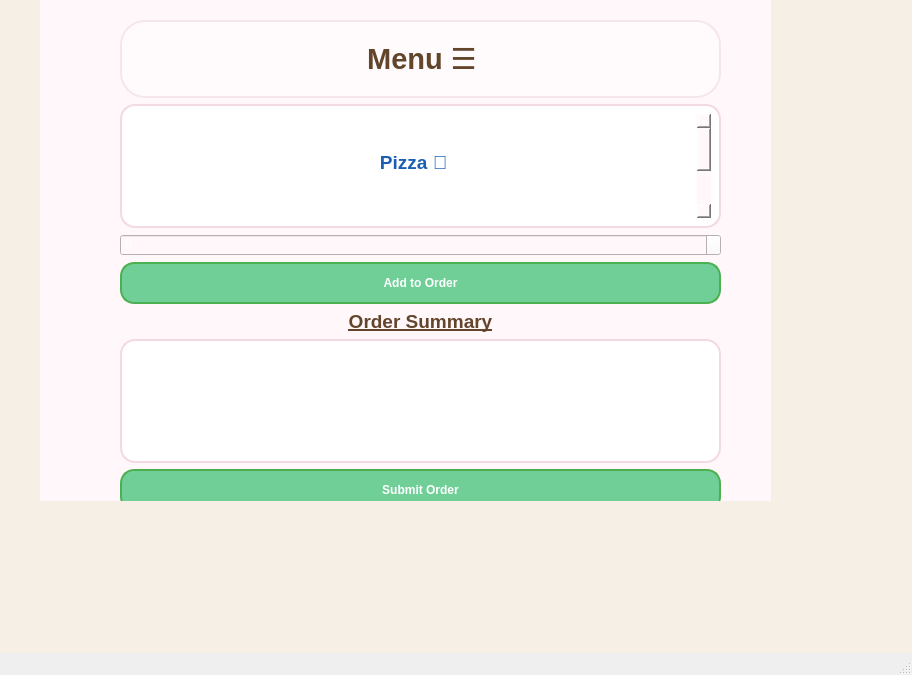
This is RestaurantOrderingSystem/mainwindow.ui in zeinaswiedan/Restaurant-Ordering-System as Qt 5 draws it before an edit. The edited form follows.
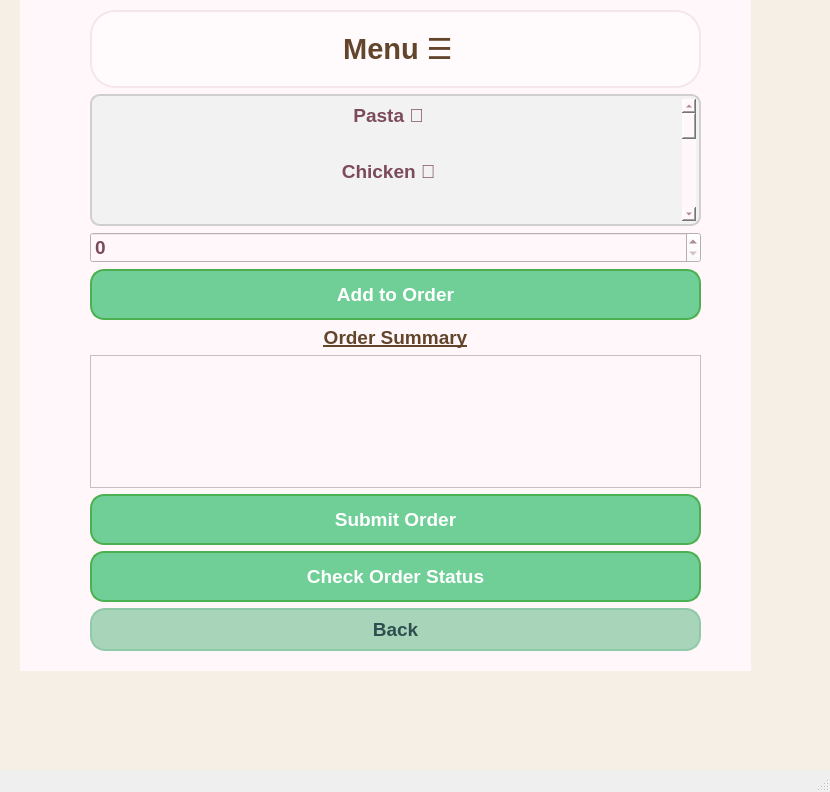
This is the edited form. The open tabs and pages were chosen to show the change.

Commit message: Haya's GUI Checkpoint

Diff of the .ui file:
```diff
--- a/RestaurantOrderingSystem/mainwindow.ui
+++ b/RestaurantOrderingSystem/mainwindow.ui
@@ -6,8 +6,8 @@
    <rect>
     <x>0</x>
     <y>0</y>
-    <width>912</width>
-    <height>675</height>
+    <width>830</width>
+    <height>792</height>
    </rect>
   </property>
   <property name="windowTitle">
@@ -34,14 +34,20 @@
    <widget class="QStackedWidget" name="stackedWidget">
     <property name="geometry">
      <rect>
-      <x>40</x>
+      <x>20</x>
       <y>0</y>
       <width>731</width>
-      <height>501</height>
+      <height>671</height>
      </rect>
     </property>
+    <property name="autoFillBackground">
+     <bool>false</bool>
+    </property>
     <property name="styleSheet">
-     <string notr="true">color: rgb(255, 255, 255);</string>
+     <string notr="true">color: #7b4b5a;
+font-size: 14pt;
+font-weight: bold;
+</string>
     </property>
     <property name="currentIndex">
      <number>2</number>
@@ -194,10 +200,10 @@
      <widget class="QWidget" name="verticalLayoutWidget_2">
       <property name="geometry">
        <rect>
-        <x>80</x>
-        <y>20</y>
-        <width>601</width>
-        <height>491</height>
+        <x>70</x>
+        <y>10</y>
+        <width>611</width>
+        <height>641</height>
        </rect>
       </property>
       <layout class="QVBoxLayout" name="verticalLayout_3">
@@ -218,98 +224,160 @@
         </widget>
        </item>
        <item>
-        <widget class="QListWidget" name="listWidget">
+        <widget class="QListWidget" name="menuListWidget">
+         <property name="toolTipDuration">
+          <number>1</number>
+         </property>
+         <property name="layoutDirection">
+          <enum>Qt::LeftToRight</enum>
+         </property>
          <property name="styleSheet">
           <string notr="true">QListWidget {
-    background-color: white;
-    border: 2px solid #f3d9e3;
-    border-radius: 15px;
-    padding: 8px;
+    background-color: #F2F2F2;   /* light grey */
+    border: 2px solid #CFCFCF;   /* subtle border */
+    border-radius: 10px;
+    padding: 3px;                /* less outer spacing */
 }
 
+QListWidget::item {
+    text-align: center;
+    padding: 4px;                /* reduced spacing between items */
+    margin: 1px;                 /* minimal gap */
+    font-size: 14px;
+    border-radius: 6px;
+}
+
 QListWidget::item:selected {
-    background-color: #fce4ec;
-    color: #7b4b5a;
+    background-color: #7CFFB2;   /* bright green (matches your theme) */
+    color: black;
+}
+
+QListWidget::item:hover {
+    background-color: #DFF5E3;   /* soft hover */
 }</string>
          </property>
+         <property name="autoScrollMargin">
+          <number>12</number>
+         </property>
+         <property name="selectionBehavior">
+          <enum>QAbstractItemView::SelectItems</enum>
+         </property>
+         <property name="resizeMode">
+          <enum>QListView::Adjust</enum>
+         </property>
+         <property name="itemAlignment">
+          <set>Qt::AlignCenter</set>
+         </property>
          <item>
           <property name="text">
-           <string>Burgers  🍔</string>
+           <string>Pasta 🍝
+</string>
           </property>
           <property name="font">
            <font>
             <pointsize>14</pointsize>
-            <bold>true</bold>
            </font>
           </property>
           <property name="textAlignment">
            <set>AlignCenter</set>
           </property>
-          <property name="foreground">
-           <brush brushstyle="NoBrush">
-            <color alpha="255">
-             <red>26</red>
-             <green>95</green>
-             <blue>180</blue>
-            </color>
-           </brush>
+         </item>
+         <item>
+          <property name="text">
+           <string>Chicken 🍗
+</string>
           </property>
+          <property name="font">
+           <font>
+            <pointsize>14</pointsize>
+           </font>
+          </property>
+          <property name="textAlignment">
+           <set>AlignCenter</set>
+          </property>
          </item>
          <item>
           <property name="text">
-           <string/>
+           <string>Fish 🐟
+</string>
           </property>
+          <property name="font">
+           <font>
+            <pointsize>14</pointsize>
+           </font>
+          </property>
+          <property name="textAlignment">
+           <set>AlignCenter</set>
+          </property>
          </item>
          <item>
           <property name="text">
-           <string>Pizza 🍕</string>
+           <string>Meat 🥩
+</string>
           </property>
           <property name="font">
            <font>
             <pointsize>14</pointsize>
-            <bold>true</bold>
            </font>
           </property>
           <property name="textAlignment">
            <set>AlignCenter</set>
           </property>
-          <property name="foreground">
-           <brush brushstyle="Dense1Pattern">
-            <color alpha="255">
-             <red>26</red>
-             <green>95</green>
-             <blue>180</blue>
-            </color>
-           </brush>
+         </item>
+         <item>
+          <property name="text">
+           <string>Shawerma 🌯
+</string>
           </property>
+          <property name="font">
+           <font>
+            <pointsize>14</pointsize>
+           </font>
+          </property>
+          <property name="textAlignment">
+           <set>AlignCenter</set>
+          </property>
          </item>
          <item>
           <property name="text">
-           <string/>
+           <string>Fries 🍟
+</string>
           </property>
+          <property name="font">
+           <font>
+            <pointsize>14</pointsize>
+           </font>
+          </property>
+          <property name="textAlignment">
+           <set>AlignCenter</set>
+          </property>
          </item>
          <item>
           <property name="text">
-           <string>Noodles 🍜</string>
+           <string>Salad 🥗
+</string>
           </property>
           <property name="font">
            <font>
             <pointsize>14</pointsize>
-            <bold>true</bold>
            </font>
           </property>
           <property name="textAlignment">
            <set>AlignCenter</set>
           </property>
-          <property name="foreground">
-           <brush brushstyle="NoBrush">
-            <color alpha="255">
-             <red>26</red>
-             <green>95</green>
-             <blue>180</blue>
-            </color>
-           </brush>
+         </item>
+         <item>
+          <property name="text">
+           <string>Soda 🥤</string>
           </property>
+          <property name="font">
+           <font>
+            <pointsize>14</pointsize>
+           </font>
+          </property>
+          <property name="textAlignment">
+           <set>AlignCenter</set>
+          </property>
          </item>
          <item>
           <property name="text">
@@ -318,27 +386,60 @@
          </item>
          <item>
           <property name="text">
-           <string>Cake 🍰</string>
+           <string>Burger 🍔
+</string>
           </property>
           <property name="font">
            <font>
             <pointsize>14</pointsize>
-            <bold>true</bold>
            </font>
           </property>
           <property name="textAlignment">
            <set>AlignCenter</set>
           </property>
-          <property name="foreground">
-           <brush brushstyle="NoBrush">
-            <color alpha="255">
-             <red>26</red>
-             <green>95</green>
-             <blue>180</blue>
-            </color>
-           </brush>
+         </item>
+         <item>
+          <property name="text">
+           <string>Pizza 🍕
+</string>
           </property>
+          <property name="font">
+           <font>
+            <pointsize>14</pointsize>
+           </font>
+          </property>
+          <property name="textAlignment">
+           <set>AlignCenter</set>
+          </property>
          </item>
+         <item>
+          <property name="text">
+           <string>Noodles 🍜
+</string>
+          </property>
+          <property name="font">
+           <font>
+            <pointsize>14</pointsize>
+           </font>
+          </property>
+          <property name="textAlignment">
+           <set>AlignCenter</set>
+          </property>
+         </item>
+         <item>
+          <property name="text">
+           <string>Cake 🍰
+</string>
+          </property>
+          <property name="font">
+           <font>
+            <pointsize>14</pointsize>
+           </font>
+          </property>
+          <property name="textAlignment">
+           <set>AlignCenter</set>
+          </property>
+         </item>
         </widget>
        </item>
        <item>
@@ -393,10 +494,7 @@
         <widget class="QTextEdit" name="textEdit">
          <property name="styleSheet">
           <string notr="true">QTextEdit {
-    background-color: white;
-    border: 2px solid #f3d9e3;
-    border-radius: 15px;
-    padding: 10px;
+    color: black;
 }</string>
          </property>
          <property name="html">
@@ -406,8 +504,8 @@
 hr { height: 1px; border-width: 0; }
 li.unchecked::marker { content: &quot;\2610&quot;; }
 li.checked::marker { content: &quot;\2612&quot;; }
-&lt;/style&gt;&lt;/head&gt;&lt;body style=&quot; font-family:'Ubuntu Sans'; font-size:11pt; font-weight:400; font-style:normal;&quot;&gt;
-&lt;p style=&quot;-qt-paragraph-type:empty; margin-top:0px; margin-bottom:0px; margin-left:0px; margin-right:0px; -qt-block-indent:0; text-indent:0px;&quot;&gt;&lt;br /&gt;&lt;/p&gt;&lt;/body&gt;&lt;/html&gt;</string>
+&lt;/style&gt;&lt;/head&gt;&lt;body style=&quot; font-family:'Ubuntu Sans'; font-size:14pt; font-weight:700; font-style:normal;&quot;&gt;
+&lt;p style=&quot;-qt-paragraph-type:empty; margin-top:0px; margin-bottom:0px; margin-left:0px; margin-right:0px; -qt-block-indent:0; text-indent:0px; font-size:11pt; font-weight:400;&quot;&gt;&lt;br /&gt;&lt;/p&gt;&lt;/body&gt;&lt;/html&gt;</string>
          </property>
         </widget>
        </item>
@@ -433,6 +531,47 @@
          </property>
         </widget>
        </item>
+       <item>
+        <widget class="QPushButton" name="checkorderStatus">
+         <property name="styleSheet">
+          <string notr="true">QPushButton {
+    background-color: #6FCF97;
+    color: white;
+    border: 2px solid #4CAF50;
+    border-radius: 14px;
+    padding: 12px;
+    font-weight: bold;
+}
+
+QPushButton:hover {
+    background-color: #56c58a;
+}
+</string>
+         </property>
+         <property name="text">
+          <string>Check Order Status</string>
+         </property>
+        </widget>
+       </item>
+       <item>
+        <widget class="QPushButton" name="backButton">
+         <property name="styleSheet">
+          <string notr="true">QPushButton {
+    background-color: #a8d5ba;
+    border: 2px solid #8fc9a8;
+    border-radius: 15px;
+    padding: 8px;
+    font-weight: bold;
+    color: #2f4f4f;
+}
+
+</string>
+         </property>
+         <property name="text">
+          <string>Back</string>
+         </property>
+        </widget>
+       </item>
       </layout>
      </widget>
     </widget>
```
Left out of the diff: 356 changed lines with no effect on the pictures. The commit also changes 3 other files.
